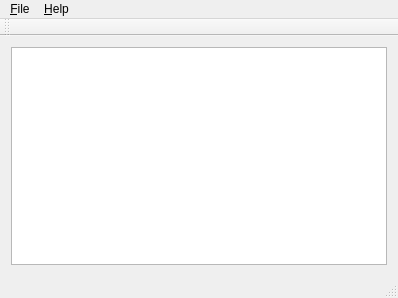
Qt form mainwindow.ui (bekroogle/text-io) before a commit.
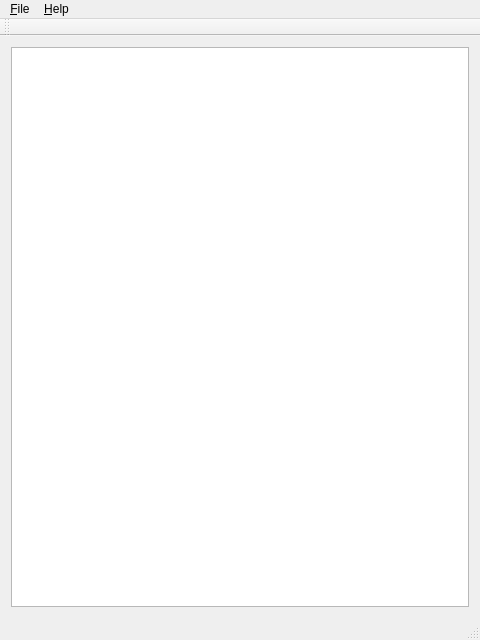
The same form after that commit.

Commit message: Resized main window with a minimum of 480 width x 640 height.

```diff
--- a/mainwindow.ui
+++ b/mainwindow.ui
@@ -6,10 +6,16 @@
    <rect>
     <x>0</x>
     <y>0</y>
-    <width>398</width>
-    <height>298</height>
+    <width>480</width>
+    <height>640</height>
    </rect>
   </property>
+  <property name="minimumSize">
+   <size>
+    <width>480</width>
+    <height>640</height>
+   </size>
+  </property>
   <property name="windowTitle">
    <string>Text Editor</string>
   </property>
@@ -25,7 +31,7 @@
     <rect>
      <x>0</x>
      <y>0</y>
-     <width>398</width>
+     <width>480</width>
      <height>22</height>
     </rect>
    </property>
```
The commit also changes 1 other file.
